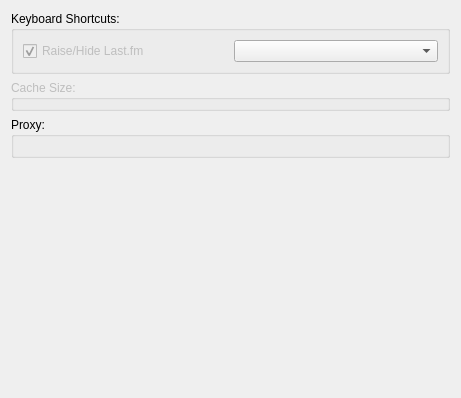
Qt form app/client/Settings/AdvancedSettingsWidget.ui (eartle/lastfm-desktop) before a commit.
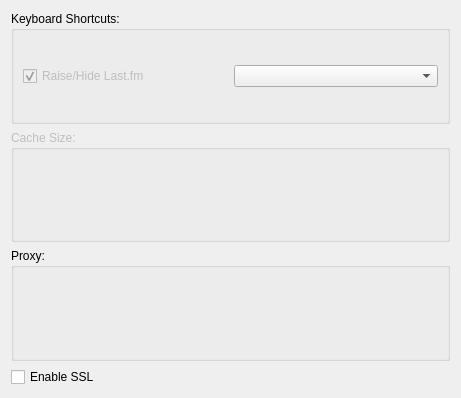
The same form after that commit. Custom widgets are drawn as their Qt base class.

```diff
--- a/app/client/Settings/AdvancedSettingsWidget.ui
+++ b/app/client/Settings/AdvancedSettingsWidget.ui
@@ -65,17 +65,11 @@
     </widget>
    </item>
    <item>
-    <spacer name="verticalSpacer">
-     <property name="orientation">
-      <enum>Qt::Vertical</enum>
+    <widget class="QCheckBox" name="ssl">
+     <property name="text">
+      <string>Enable SSL</string>
      </property>
-     <property name="sizeHint" stdset="0">
-      <size>
-       <width>20</width>
-       <height>0</height>
-      </size>
-     </property>
-    </spacer>
+    </widget>
    </item>
   </layout>
  </widget>
```
